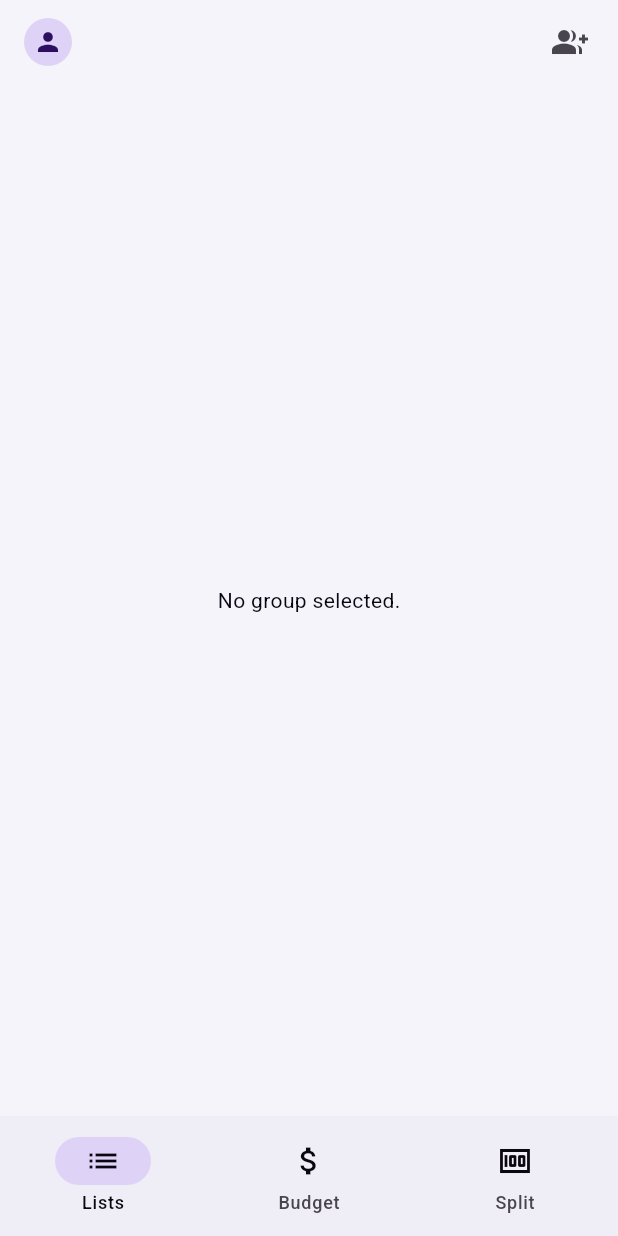
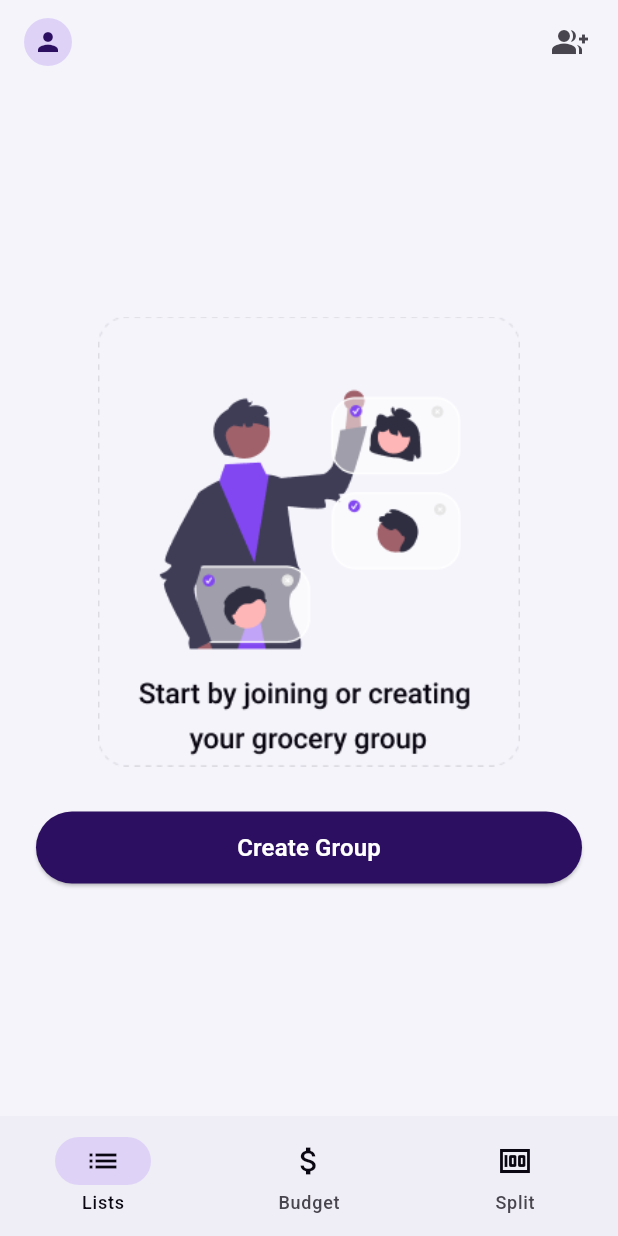
Before and after one commit to Valcon4717/UniCart, a Flutter app: the screen it shows once a user with an empty profile is signed in, on a phone screen of 412 x 824 dp. Run offline on Flutter 3.47's test engine with Material 3 defaults, Android fonts, the phone set to English and light mode, and no system bars; our stand-ins replace cloud_firestore, firebase_auth, firebase_core, firebase_storage, flutter_dotenv, image_picker and 3 more; accounts and stored records are empty.

Commit message:
empty list/group image

```diff
--- a/lib/services/kroger_auth_service.dart
+++ b/lib/services/kroger_auth_service.dart
@@ -30,7 +30,6 @@ final clientSecret = dotenv.env['KROGER_CLIENT_SECRET'] ?? '';
 
     if (response.statusCode == 200) {
       final data = json.decode(response.body);
-      print('API working, got token');
       return data['access_token'];
     } else {
       print('Failed to get token: ${response.statusCode} → ${response.body}');
--- a/lib/services/kroger_product_service.dart
+++ b/lib/services/kroger_product_service.dart
@@ -29,7 +29,6 @@ class KrogerProductService {
 
   Future<List<dynamic>?> searchProducts(String term, String locationId) async {
     if (term.length < 3 || term.length > 127) {
-      print('Search term must be 3–127 characters.');
       return [];
     }
 
--- a/lib/utils/grocery_item_card.dart
+++ b/lib/utils/grocery_item_card.dart
@@ -29,7 +29,7 @@ void _toggleBought() async {
       currentStatus: !newStatus,
     );
 
-    if (!mounted) return; // ⛑ Prevent setState on unmounted widget
+    if (!mounted) return;
     setState(() {
       widget.item['bought'] = newStatus;
     });
--- a/lib/views/grocery_list_screen.dart
+++ b/lib/views/grocery_list_screen.dart
@@ -68,9 +68,45 @@ class GroceryListScreen extends StatelessWidget {
     final groupName = groupDoc?.get('name') ?? 'UniCart';
     final theme = Theme.of(context).colorScheme;
 
-    // TO DO: Add picture when there is no
     if (groupId == null) {
-      return const Center(child: Text("No group selected."));
+      final isDarkMode = Theme.of(context).brightness == Brightness.dark;
+      final imagePath = isDarkMode
+          ? 'assets/images/empty_dark.png'
+          : 'assets/images/empty_light.png';
+
+      return Scaffold(
+        backgroundColor: theme.surface,
+        body: Center(
+          child: Padding(
+            padding: const EdgeInsets.symmetric(horizontal: 24.0),
+            child: Column(
+              mainAxisSize: MainAxisSize.min,
+              children: [
+                Image.asset(
+                  imagePath,
+                  height: 300,
+                  fit: BoxFit.contain,
+                ),
+                const SizedBox(height: 30),
+                ElevatedButton(
+                  style: ElevatedButton.styleFrom(
+                    backgroundColor: theme.primary,
+                    foregroundColor: theme.onPrimary,
+                    minimumSize: const Size.fromHeight(48),
+                  ),
+                  onPressed: () {
+                    Navigator.pushNamed(context, '/join-or-create-group');
+                  },
+                  child: const Text(
+                    "Create Group",
+                    style: TextStyle(fontSize: 16, fontWeight: FontWeight.w600),
+                  ),
+                ),
+              ],
+            ),
+          ),
+        ),
+      );
     }
 
     return Scaffold(
@@ -89,6 +125,34 @@ class GroceryListScreen extends StatelessWidget {
               allLists.where((list) => list['isPinned'] != true).toList();
           final lists = [...pinnedLists, ...unpinnedLists];
 
+          if (lists.isEmpty) {
+            final isDarkMode = Theme.of(context).brightness == Brightness.dark;
+            final emptyListImage = isDarkMode
+                ? 'assets/images/list_empty_dark.png'
+                : 'assets/images/list_empty_light.png';
+
+            return Center(
+              child: Padding(
+                padding: const EdgeInsets.symmetric(horizontal: 24.0),
+                child: Column(
+                  mainAxisSize: MainAxisSize.min,
+                  children: [
+                    Image.asset(
+                      emptyListImage,
+                      height: 200,
+                      fit: BoxFit.contain,
+                    ),
+                    const SizedBox(height: 40),
+                    const Text(
+                      "No lists yet :(\nTap the + button to create one.",
+                      textAlign: TextAlign.center,
+                      style: TextStyle(fontSize: 16),
+                    ),
+                  ],
+                ),
+              ),
+            );
+          }
           return ListView.builder(
             padding: const EdgeInsets.fromLTRB(16, 24, 16, 24),
             itemCount: lists.length + 1,
@@ -145,14 +209,18 @@ class GroceryListScreen extends StatelessWidget {
                     await FirestoreUtils.listCollection(groupId)
                         .doc(listId)
                         .delete();
-
-                    ScaffoldMessenger.of(context).showSnackBar(
-                      SnackBar(content: Text('List "${list['name']}" deleted')),
-                    );
+                    if (context.mounted) {
+                      ScaffoldMessenger.of(context).showSnackBar(
+                        SnackBar(
+                            content: Text('List "${list['name']}" deleted')),
+                      );
+                    }
                   } catch (e) {
-                    ScaffoldMessenger.of(context).showSnackBar(
-                      const SnackBar(content: Text('Error deleting list')),
-                    );
+                    if (context.mounted) {
+                      ScaffoldMessenger.of(context).showSnackBar(
+                        const SnackBar(content: Text('Error deleting list')),
+                      );
+                    }
                   }
                 },
                 child: Card(
@@ -253,7 +321,10 @@ class GroceryListScreen extends StatelessWidget {
         width: 1,
         height: 1,
         child: StreamBuilder(
-          stream: FirebaseFirestore.instance.collection('users').doc(userId).snapshots(),
+          stream: FirebaseFirestore.instance
+              .collection('users')
+              .doc(userId)
+              .snapshots(),
           builder: (context, snapshot) => const SizedBox.shrink(),
         ),
       ),
--- a/pubspec.yaml
+++ b/pubspec.yaml
@@ -75,6 +75,8 @@ flutter:
     - assets/images/third_dark.png
     - assets/images/empty_light.png
     - assets/images/empty_dark.png
+    - assets/images/list_empty_dark.png
+    - assets/images/list_empty_light.png
     - .env
 
   fonts:
```
Also changed, not shown: lib/views/grocery_item_screen.dart (+0 -10 lines), assets/images/list_empty_dark.png (added), assets/images/list_empty_light.png (added).
